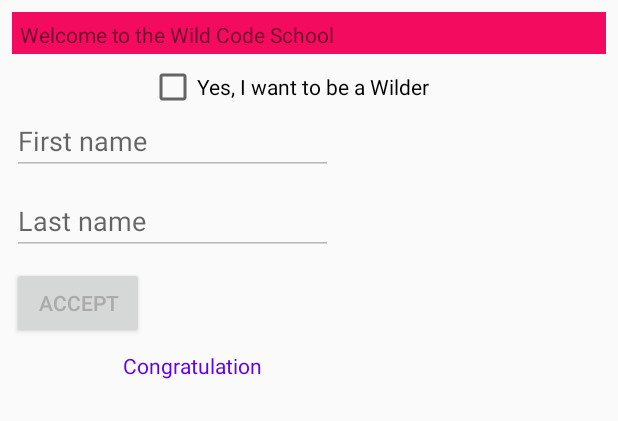
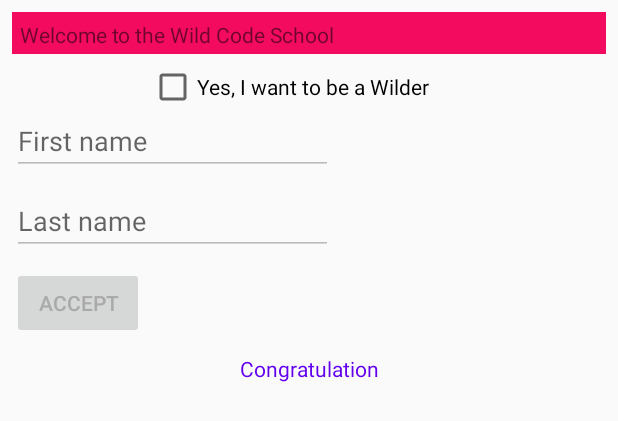
Before and after one commit to florentl/simpleUiApp, an Android app: the layout activity_main.xml on its own in the app's theme, with its tools: preview values and no code run, on a phone screen of 412 x 824 dp. Shown: the top 421 px of the screen. Run offline under Robolectric (Android 15) with nearby library versions, the phone set to English and light mode, and no system bars.

Commit message:
centrer message confirmation

```diff
--- a/app/src/main/java/fr/wildcodeschool/appquest/MainActivity.java
+++ b/app/src/main/java/fr/wildcodeschool/appquest/MainActivity.java
@@ -20,7 +20,7 @@ public class MainActivity extends AppCompatActivity {
         final EditText firstNameINput = findViewById(R.id.firstName);
         final EditText lastNameInput = findViewById(R.id.lastName);
         final CheckBox myCb = findViewById(R.id.checkBox);
-
+        final TextView congratTextView = findViewById(R.id.welcomeMsg);
         final Button button = findViewById(R.id.submit_btn);
         button.setOnClickListener(new View.OnClickListener() {
             public void onClick(View v) {
@@ -34,7 +34,6 @@ public class MainActivity extends AppCompatActivity {
                     Toast toast = Toast.makeText(context, msg, duration);
                     toast.show();
                 } else {
-                    TextView congratTextView = findViewById(R.id.welcomeMsg);
                     congratTextView.setText(context.getString(R.string.congrats));
                     congratTextView.append(" " + firstName + " " + lastName);
                     firstNameINput.setText("");
@@ -42,6 +41,7 @@ public class MainActivity extends AppCompatActivity {
                     myCb.setChecked(false);
                     firstNameINput.setEnabled(false);
                     lastNameInput.setEnabled(false);
+                    button.setEnabled(false);
                 }
             }
         });
@@ -51,6 +51,8 @@ public class MainActivity extends AppCompatActivity {
             public void onCheckedChanged(CompoundButton buttonView, boolean isChecked) {
                   findViewById(R.id.firstName).setEnabled(isChecked);
                   findViewById(R.id.lastName).setEnabled(isChecked);
+                  button.setEnabled(isChecked);
+
                   if(!isChecked) {
                       firstNameINput.setText("");
                       lastNameInput.setText("");
--- a/app/src/main/res/layout/activity_main.xml
+++ b/app/src/main/res/layout/activity_main.xml
@@ -66,6 +66,7 @@
         android:layout_marginStart="8dp"
         android:layout_marginLeft="8dp"
         android:layout_marginTop="8dp"
+        android:enabled="false"
         android:text="@string/accept"
         android:textColor="@android:color/darker_gray"
         app:layout_constraintStart_toStartOf="parent"
@@ -73,9 +74,10 @@
 
     <TextView
         android:id="@+id/welcomeMsg"
-        android:layout_width="248dp"
-        android:layout_height="24dp"
+        android:layout_width="377dp"
+        android:layout_height="23dp"
         android:layout_margin="8dp"
+        android:gravity="center_vertical|center_horizontal"
         android:textColor="@color/design_default_color_primary"
         app:layout_constraintEnd_toEndOf="parent"
         app:layout_constraintHorizontal_bias="0.5"
```
